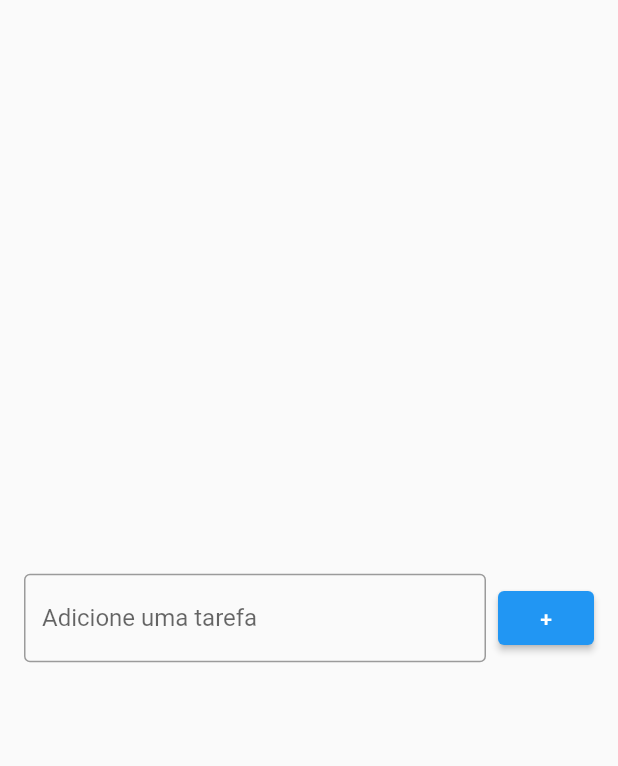
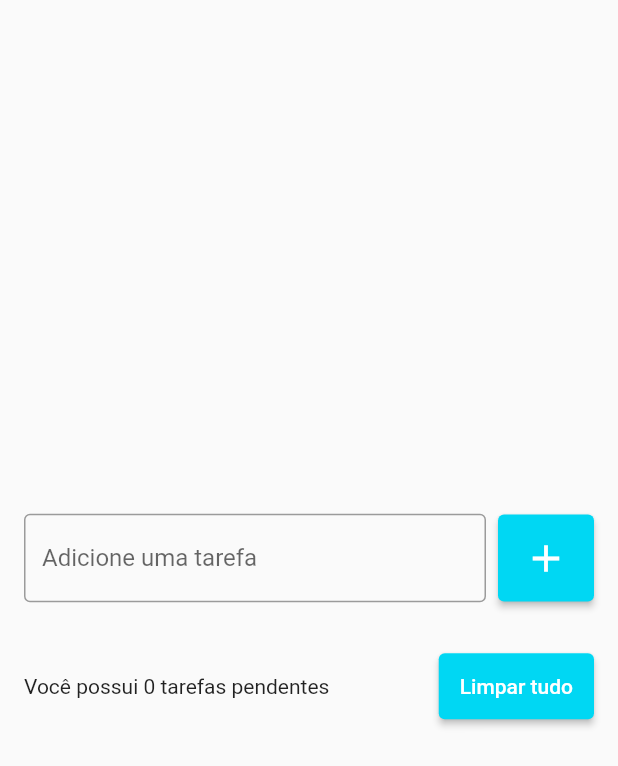
Before and after one commit to RezendeRafaelSC/lista_tarefas, a Flutter app: the screen it shows after launch, on a phone screen of 412 x 824 dp. Shown: the top 766 px of the screen. Run offline on Flutter 3.47's test engine with Material 2 defaults, Android fonts, the phone set to English and light mode, and no system bars.

Commit message:
Segundo dia do projeto todoList

```diff
--- a/lib/pages/todo_list_page.dart
+++ b/lib/pages/todo_list_page.dart
@@ -1,7 +1,16 @@
 import 'package:flutter/material.dart';
 
-class TodoListPage extends StatelessWidget {
-  const TodoListPage({Key? key}) : super(key: key);
+class TodoListPage extends StatefulWidget {
+  TodoListPage({Key? key}) : super(key: key);
+
+  @override
+  State<TodoListPage> createState() => _TodoListPageState();
+}
+
+class _TodoListPageState extends State<TodoListPage> {
+  final TextEditingController todoController = TextEditingController();
+
+  List<String> todos = [];
 
   @override
   Widget build(BuildContext context) {
@@ -9,10 +18,14 @@ class TodoListPage extends StatelessWidget {
       body: Center(
         child: Padding(
           padding: const EdgeInsets.symmetric(horizontal: 16),
-          child: Row(
+          child: Column(
+            mainAxisSize: MainAxisSize.min,
+            children: [
+              Row(
                 children: [
                   Expanded(
                     child: TextField(
+                      controller: todoController,
                       decoration: InputDecoration(
                         border: OutlineInputBorder(),
                         labelText: 'Adicione uma tarefa',
@@ -24,8 +37,64 @@ class TodoListPage extends StatelessWidget {
                     width: 8,
                   ),
                   ElevatedButton(
+                      onPressed: () {
+                        String text = todoController.text;
+                        setState(() {
+                          todos.add(text);
+                        });
+                      },
+                      style: ElevatedButton.styleFrom(
+                        primary: Color(0xff00d7f3),
+                        padding: EdgeInsets.all(14),
+                      ),
+                      child: Icon(
+                        Icons.add,
+                        size: 30,
+                      ))
+                ],
+              ),
+              SizedBox(
+                height: 16,
+              ),
+              ListView(
+                shrinkWrap: true,
+                children: [
+                  for (String todo in todos)
+                    ListTile(
+                      title: Text(todo),
+                      subtitle: Text('20/11/2021'),
+                      leading: Icon(
+                        Icons.save,
+                        size: 30,
+                      ),
+                      onTap: () {
+                        print('tarefa: $todo');
+                      },
+                    ),
+                ],
+              ),
+              SizedBox(
+                height: 16,
+              ),
+              Row(
+                children: [
+                  Expanded(
+                    child: Text(
+                      'Você possui 0 tarefas pendentes',
+                    ),
+                  ),
+                  SizedBox(
+                    width: 8,
+                  ),
+                  ElevatedButton(
                     onPressed: () {},
-                child: Text('+'),
+                    style: ElevatedButton.styleFrom(
+                      primary: Color(0xff00d7f3),
+                      padding: EdgeInsets.all(14),
+                    ),
+                    child: Text('Limpar tudo'),
+                  ),
+                ],
               )
             ],
           ),
```
Lines whose indentation alone changed are shown as unchanged.
